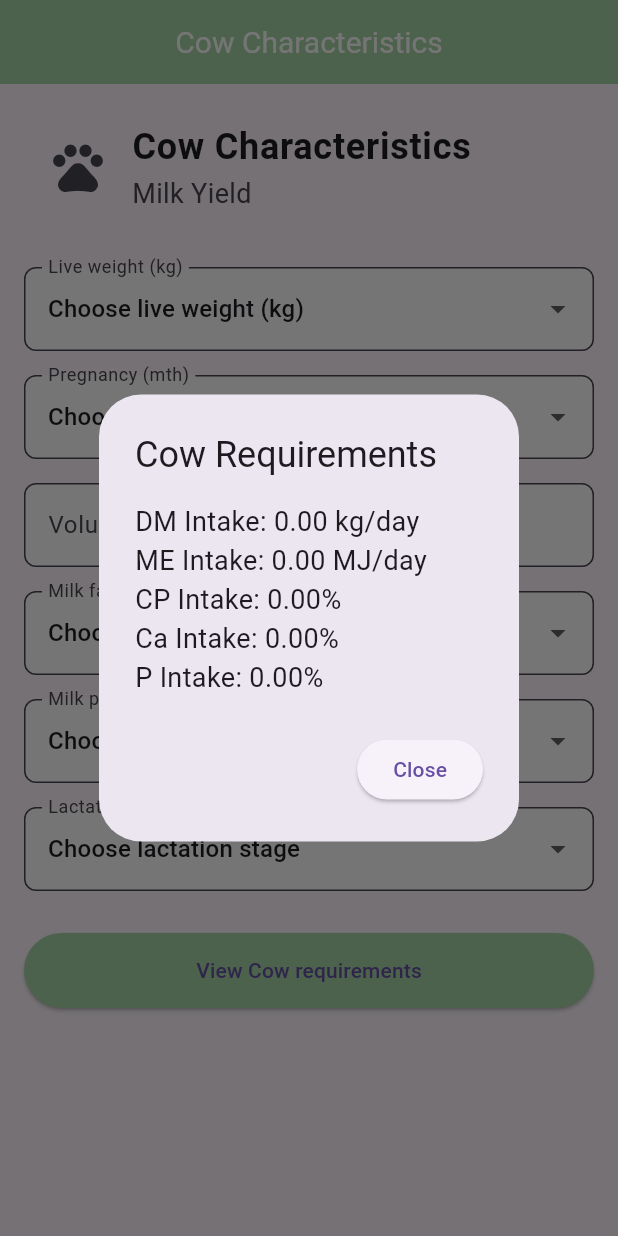
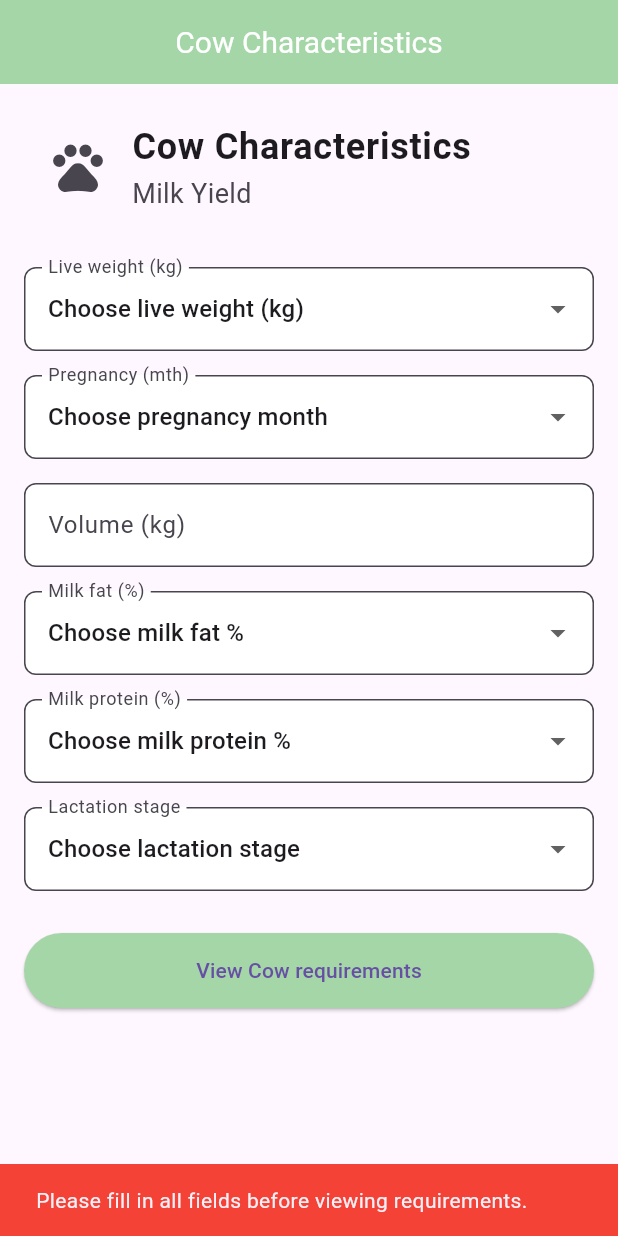
Before and after one commit to minerva-university/rationapp, a Flutter app: the screen it shows after launch, after a tap on "View Cow requirements", on a phone screen of 412 x 824 dp. Run offline on Flutter 3.47's test engine with Material 3 defaults, Android fonts, the light colour scheme and no system bars.

Commit message:
checking form validity before viewing requirements

```diff
--- a/lib/screens/cow_characteristics_page.dart
+++ b/lib/screens/cow_characteristics_page.dart
@@ -29,6 +29,29 @@ class _CowCharacteristicsPageState extends State<CowCharacteristicsPage> {
     milkFatController.text = 'Choose milk fat %';
     milkProteinController.text = 'Choose milk protein %';
     lactationController.text = 'Choose lactation stage';
+  }
+
+  bool _isFormValid() {
+    return liveWeightController.text != 'Choose live weight (kg)' &&
+        pregnancyController.text != 'Choose pregnancy month' &&
+        volumeController.text.isNotEmpty &&
+        milkFatController.text != 'Choose milk fat %' &&
+        milkProteinController.text != 'Choose milk protein %' &&
+        lactationController.text != 'Choose lactation stage';
+  }
+
+  void _handleButtonPress() {
+    if (_isFormValid()) {
+      calculateCowRequirements();
+    } else {
+      ScaffoldMessenger.of(context).showSnackBar(
+        SnackBar(
+          content:
+              Text('Please fill in all fields before viewing requirements.'),
+          backgroundColor: Colors.red,
+        ),
+      );
+    }
   }
 
   @override
@@ -116,7 +139,7 @@ class _CowCharacteristicsPageState extends State<CowCharacteristicsPage> {
             ),
             const SizedBox(height: 20),
             ElevatedButton(
-              onPressed: calculateCowRequirements,
+              onPressed: _handleButtonPress,
               style: ElevatedButton.styleFrom(
                 backgroundColor: Colors.green.shade200,
                 padding:
```
